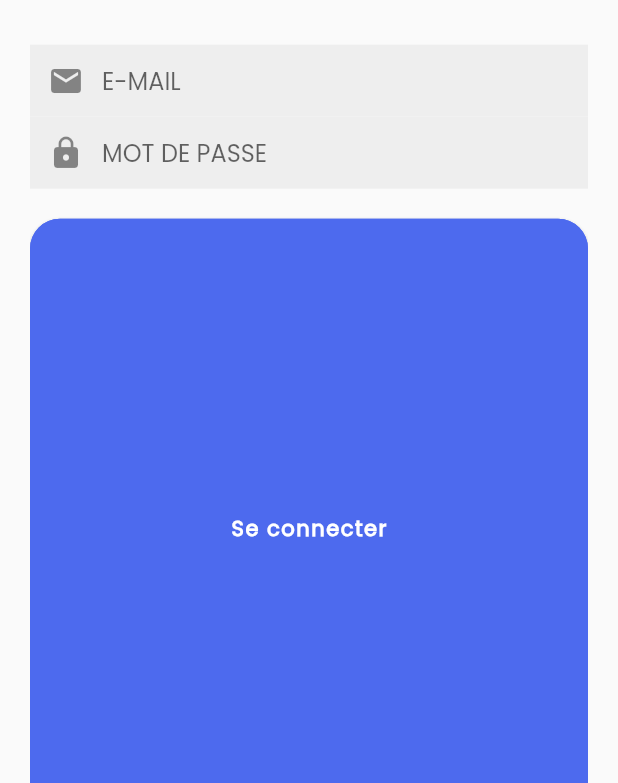
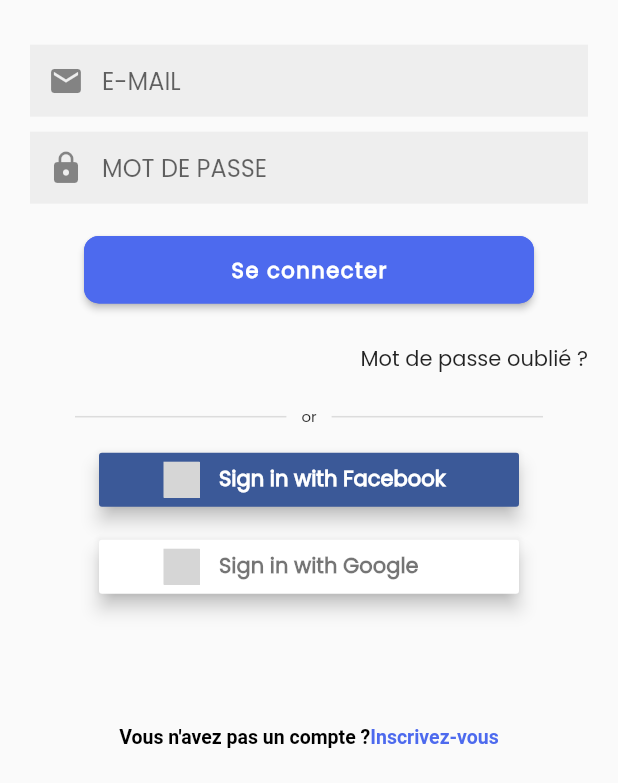
Before and after one commit to wael-ferhi21/Flutter-E-commerce-MB, a Flutter app: the LoginScreen screen opened directly, on a phone screen of 412 x 824 dp, the part 453-1236 px from its top. Run offline on Flutter 3.47's test engine with Material 2 defaults, Android fonts, the phone set to English and light mode, and no system bars; our stand-ins replace flutter_signin_button, get, google_nav_bar, line_awesome_flutter; missing offline and left inert: dart:ffi; grey boxes are pictures that could not be loaded.

Commit message:
msg commit

```diff
--- a/lib/View/inscription_screen.dart
+++ b/lib/View/inscription_screen.dart
@@ -106,6 +106,7 @@ class _InscriptionScreenState extends State<InscriptionScreen> {
             ),
           ],
         ),
+        SizedBox(height: 10.0, width: 10.0),
         TextZone(
           title: "E-MAIL",
           icon1: const Icon(
@@ -113,6 +114,7 @@ class _InscriptionScreenState extends State<InscriptionScreen> {
           ),
           isPassword: false,
         ),
+        SizedBox(height: 10.0, width: 10.0),
         TextZone(
           isPassword: true,
           title: "MOT DE PASSE",
@@ -160,8 +162,8 @@ class _InscriptionScreenState extends State<InscriptionScreen> {
                         clr1: Theme.of(context).primaryColor,
                         clr2: Theme.of(context).accentColor,
                         clr3: Theme.of(context).primaryColor,
-                        w: MediaQuery.of(context).size.width,
-                        h: MediaQuery.of(context).size.height,
+                        w: 20,
+                        h: 300,
                       ),
                       SizedBox(height: height * .14),
                       _loginAccountLabel(),
--- a/lib/View/login_screen.dart
+++ b/lib/View/login_screen.dart
@@ -63,25 +63,38 @@ class _LoginScreenState extends State<LoginScreen> {
             MaterialPageRoute(builder: (context) => InscriptionScreen()));
       },
       child: Container(
-        margin: EdgeInsets.symmetric(vertical: 20),
-        padding: EdgeInsets.all(15),
+        margin: const EdgeInsets.symmetric(vertical: 20),
+        padding: const EdgeInsets.all(10),
         alignment: Alignment.bottomCenter,
-        child: Row(
+        child: Column(
           mainAxisAlignment: MainAxisAlignment.center,
           children: <Widget>[
-            Text(
-              'Vous n\'avez pas un compte ?',
-              style: TextStyle(fontSize: 13, fontWeight: FontWeight.w600),
-            ),
-            SizedBox(
-              width: 10,
-            ),
-            Text(
-              'Inscrivez-vous',
-              style: TextStyle(
-                  color: Theme.of(context).primaryColor,
+            RichText(
+              textAlign: TextAlign.center,
+              text: TextSpan(
+                text: 'Vous n\'avez pas un compte ?',
+                style: const TextStyle(
                   fontSize: 13,
-                  fontWeight: FontWeight.w600),
+                  fontWeight: FontWeight.w600,
+                  color: Colors.black,
+                ),
+                children: <TextSpan>[
+                  TextSpan(
+                    text: 'Inscrivez-vous',
+                    style: TextStyle(
+                      color: Theme.of(context).primaryColor,
+                      fontSize: 13,
+                      fontWeight: FontWeight.w600,
+                    ),
+                  ),
+                  const TextSpan(
+                    text: ' ',
+                    style: TextStyle(
+                      fontSize: 20,
+                    ),
+                  ),
+                ],
+              ),
             ),
           ],
         ),
@@ -144,6 +157,7 @@ class _LoginScreenState extends State<LoginScreen> {
           ),
           isPassword: false,
         ),
+        SizedBox(height: 10.0, width: 10.0),
         TextZone(
             title: "MOT DE PASSE",
             icon1: Icon(
@@ -154,13 +168,12 @@ class _LoginScreenState extends State<LoginScreen> {
     );
   }
 
-  Widget _socialMediaButton(Buttons button1, String text1) {
+  Widget _socialMediaButton(Buttons button1) {
     return SizedBox(
       width: 280,
       child: SignInButton(
         elevation: 5,
         button1,
-        text: text1,
         onPressed: () {},
       ),
     );
@@ -198,8 +211,8 @@ class _LoginScreenState extends State<LoginScreen> {
                       clr1: Theme.of(context).primaryColor,
                       clr2: Theme.of(context).accentColor,
                       clr3: Theme.of(context).primaryColor,
-                      w: MediaQuery.of(context).size.width,
-                      h: MediaQuery.of(context).size.height,
+                      w: 20,
+                      h: 300,
                     ),
                     SizedBox(height: 15),
                     Container(
@@ -212,11 +225,11 @@ class _LoginScreenState extends State<LoginScreen> {
                     _divider(),
                     _socialMediaButton(
                       Buttons.Facebook,
-                      "Se connecter avec Facebo",
                     ),
                     SizedBox(height: 10),
                     _socialMediaButton(
-                        Buttons.Google, "Se connecter avec Google"),
+                      Buttons.Google,
+                    ),
                     SizedBox(height: height * .055),
                     _createAccountLabel(),
                   ],
--- a/lib/components/appbar.dart
+++ b/lib/components/appbar.dart
@@ -42,6 +42,5 @@ class CustomAppBar extends StatelessWidget with PreferredSizeWidget {
   }
 
   @override
-  // TODO: implement preferredSize
-  Size get preferredSize => throw UnimplementedError();
+  Size get preferredSize => Size.fromHeight(kToolbarHeight);
 }
--- a/lib/components/button.dart
+++ b/lib/components/button.dart
@@ -25,7 +25,7 @@ class Button extends StatelessWidget {
         foregroundColor: MaterialStateProperty.all<Color>(clr2),
         shape: MaterialStateProperty.all<RoundedRectangleBorder>(
           RoundedRectangleBorder(
-            borderRadius: BorderRadius.circular(20.0),
+            borderRadius: BorderRadius.circular(10.0),
             side: BorderSide(color: clr3),
           ),
         ),
--- a/lib/main.dart
+++ b/lib/main.dart
@@ -20,7 +20,6 @@ class MyApp extends StatelessWidget {
       theme: ThemeData(
         primaryColor: const Color(0xff4d6aee),
         accentColor: const Color(0xfffafafa),
-
         fontFamily: 'Poppins',
         textTheme: TextTheme(
           headline1: TextStyle(
@@ -46,7 +45,7 @@ class MyApp extends StatelessWidget {
       ),
       title: 'E commerce',
       debugShowCheckedModeBanner: false,
-      home: HomeScreen(),
+      home: LoginScreen(),
       routes: {
         'panier': (context) {
           return ShopCartScreen();
```
